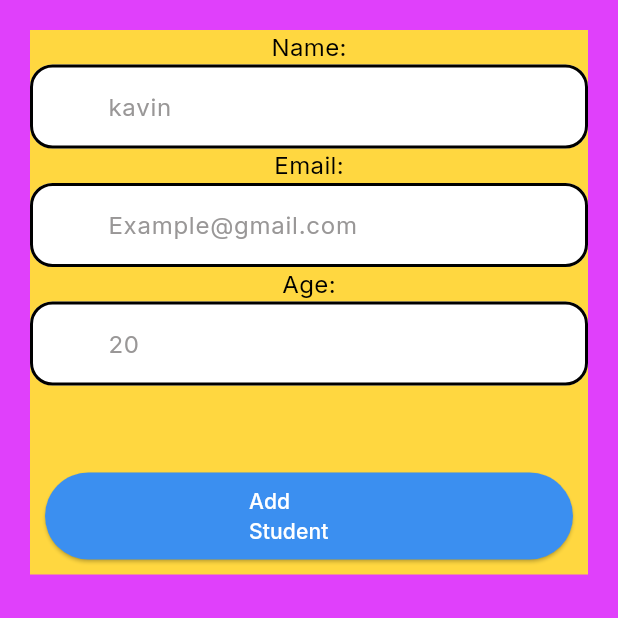
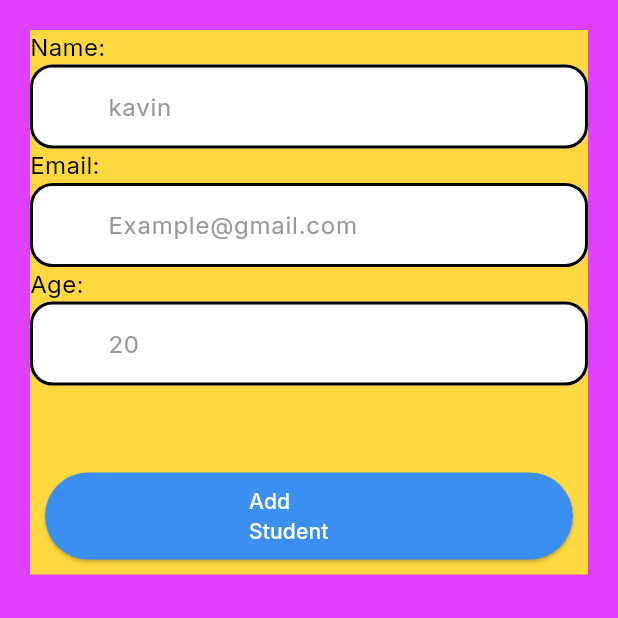
Before and after one commit to FathimaShums/stateful_lesson, a Flutter app: the screen it shows after launch, on a phone screen of 412 x 824 dp, the top half of it. Run offline on Flutter 3.47's test engine with Material 3 defaults, Android fonts, the phone set to English and light mode, and no system bars.

Commit message:
aligned the titles for the textform fields

```diff
--- a/lib/singleinputfield.dart
+++ b/lib/singleinputfield.dart
@@ -25,13 +25,12 @@ class _singleinputfieldState extends State<singleinputfield> {
       child: Container(
         child: Column(
           children: [
-            // Align(
-            //     alignment: Alignment.topLeft,
-            //     child:
-            Text(
-              widget.theTitle,
-              style: TextStyle(color: Colors.black, fontSize: 16),
-            ),
+            Align(
+                alignment: Alignment.topLeft,
+                child: Text(
+                  widget.theTitle,
+                  style: TextStyle(color: Colors.black, fontSize: 16),
+                )),
             TextFormField(
               controller: widget.thecontroller,
               decoration: InputDecoration(
```
